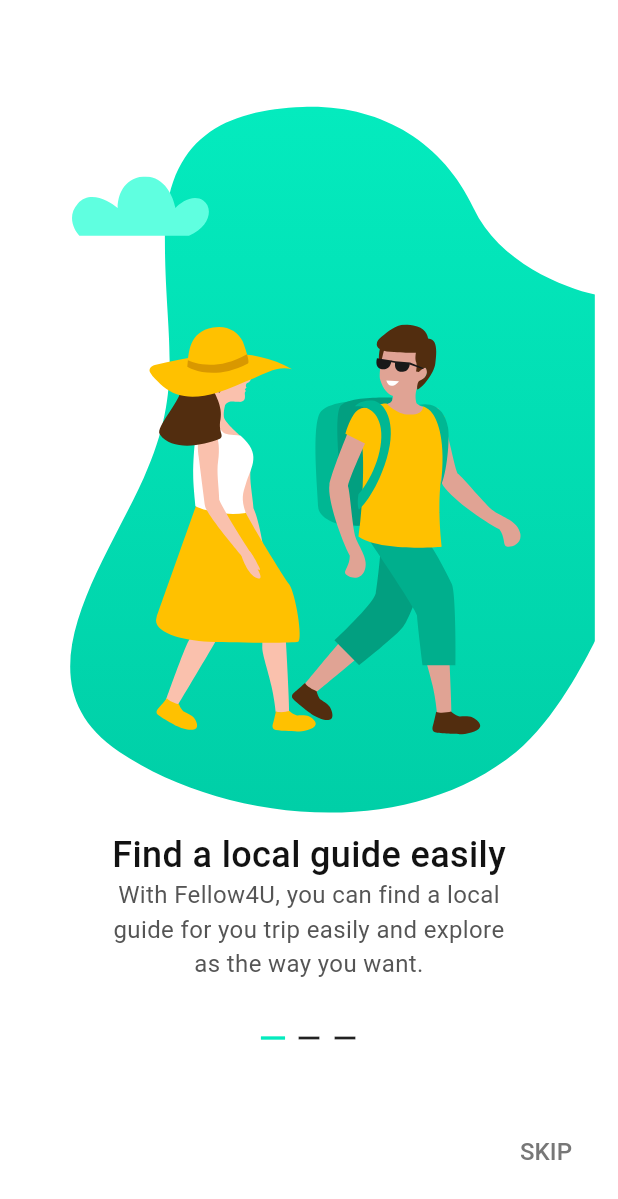
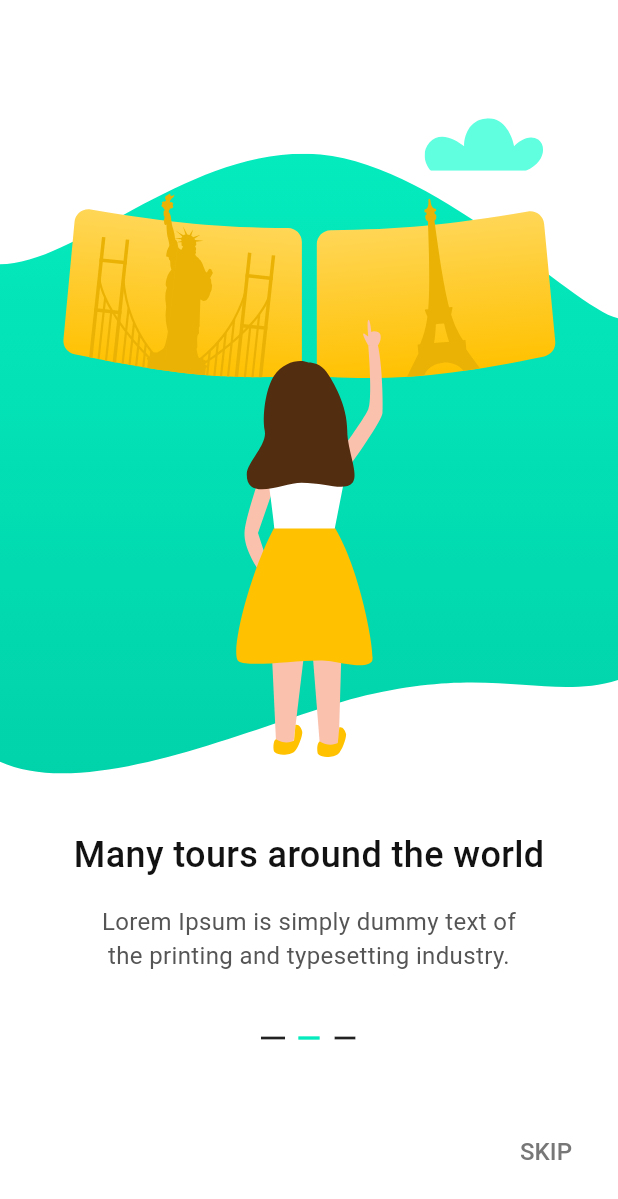
Before and after one commit to ducchinhpro123/fellow4u, a Flutter app: the screen it shows after launch, swiped to page 2, on a phone screen of 412 x 824 dp. Shown: the top 1199 px of the screen. Run offline on Flutter 3.47's test engine with Material 3 defaults, Android fonts, the phone set to English and light mode, and no system bars; our stand-ins replace flutter_svg.

Commit message:
try adding more style

```diff
--- a/onboarding/lib/onboarding_2.dart
+++ b/onboarding/lib/onboarding_2.dart
@@ -14,32 +14,40 @@ class Onboarding2 extends StatelessWidget {
             child: Stack(
               children: [
                 Align(
-                  alignment: const Alignment(0.5, -0.6),
+                  alignment: const Alignment(0.5, -0.5),
                   child: SvgPicture.asset(
-                    width: MediaQuery.of(context).size.width * 0.85,
-                    'images/background.svg',
+                    width: MediaQuery.of(context).size.width,
+                    'images/page2/background.svg',
                   ),
                 ),
                 Align(
-                  alignment: const Alignment(-0.7, -0.7),
-                  child: SvgPicture.asset('images/cloud_2.svg'),
-                ),
-                Align(
-                  alignment: const Alignment(0.5, -0.2),
+                  alignment: const Alignment(-0.82, -0.67),
                   child: SvgPicture.asset(
-                    'images/boy.svg',
+                    'images/page2/shape_1.svg',
+                    width: MediaQuery.of(context).size.width * 0.5,
                   ),
                 ),
                 Align(
-                  alignment: const Alignment(-0.4, -0.2),
+                  alignment: const Alignment(0.82, -0.69),
                   child: SvgPicture.asset(
-                    'images/girl.svg',
+                    'images/page2/shape_2.svg',
+                    width: MediaQuery.of(context).size.width * 0.5,
+                  ),
+                ),
+                Align(
+                  alignment: const Alignment(0.7, -0.8),
+                  child: SvgPicture.asset('images/page2/cloud.svg'),
+                ),
+                Align(
+                  alignment: const Alignment(0.0, -0.2),
+                  child: SvgPicture.asset(
+                    'images/page2/girl.svg',
                   ),
                 ),
                 const Align(
                   alignment: Alignment(0.0, 0.4),
                   child: Text(
-                    'Find a local guide easily',
+                    'Many tours around the world',
                     style: TextStyle(
                       color: Color(0xff121212),
                       fontSize: 24,
@@ -50,9 +58,9 @@ class Onboarding2 extends StatelessWidget {
                 const Align(
                   alignment: Alignment(0.0, 0.55),
                   child: Padding(
-                    padding: EdgeInsets.fromLTRB(69, 0, 69, 0),
+                    padding: EdgeInsets.fromLTRB(59, 0, 59, 0),
                     child: Text(
-                      'With Fellow4U, you can find a local guide for you trip easily and explore as the way you want.',
+                      'Lorem Ipsum is simply dummy text of the printing and typesetting industry.',
                       style: TextStyle(
                         color: Color(0xff555555),
                         fontSize: 16,
@@ -67,8 +75,8 @@ class Onboarding2 extends StatelessWidget {
                   child: Row(
                     mainAxisAlignment: MainAxisAlignment.center,
                     children: [
-                      Icon(Icons.horizontal_rule, color: Color(0xff04EBBE)),
-                      Icon(Icons.remove),
+                      Icon(Icons.horizontal_rule),
+                      Icon(Icons.remove, color: Color(0xff04EBBE)),
                       Icon(Icons.remove),
                     ],
                   ),
```
